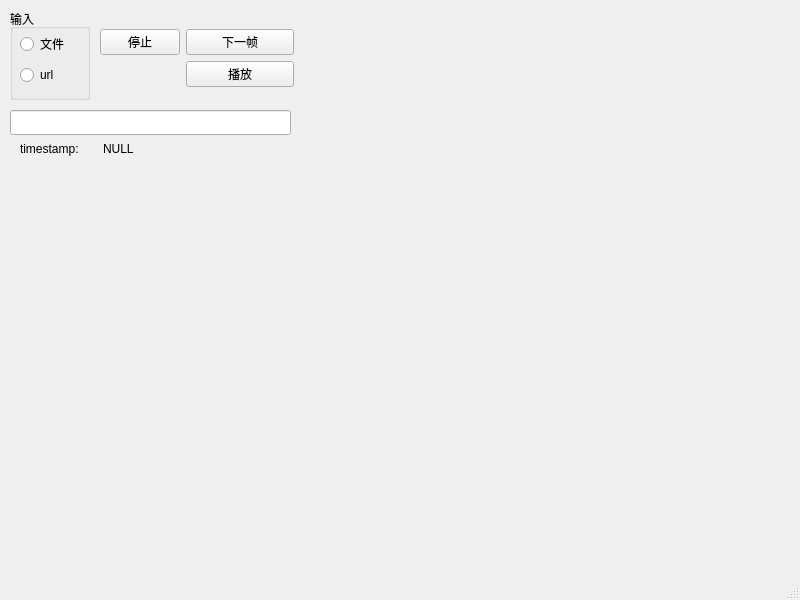
Qt form mainwindow.ui (githubchry/FFmpegDemo) before a commit.
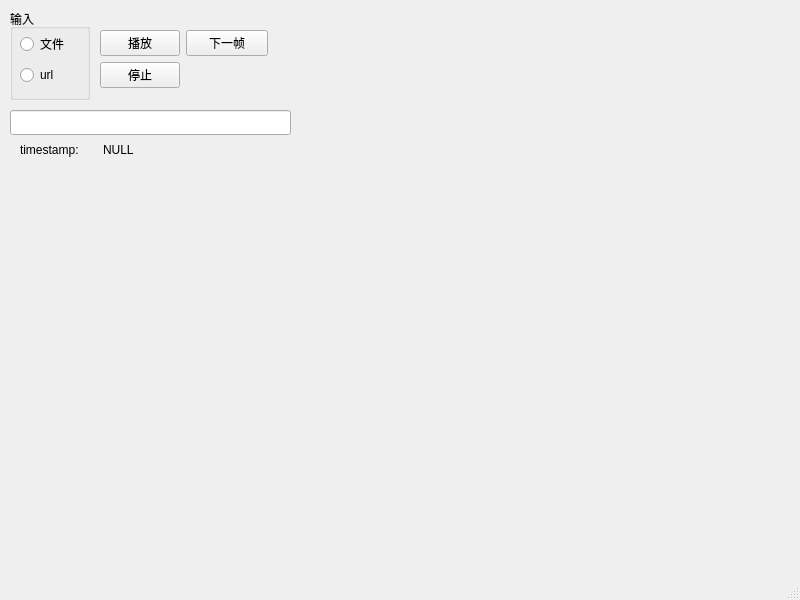
The same form after that commit.

Commit message: * 优化完善逐帧播放功能

```diff
--- a/mainwindow.ui
+++ b/mainwindow.ui
@@ -79,43 +79,10 @@
    <widget class="QWidget" name="layoutWidget">
     <property name="geometry">
      <rect>
-      <x>100</x>
-      <y>29</y>
-      <width>194</width>
-      <height>70</height>
-     </rect>
-    </property>
-    <layout class="QFormLayout" name="formLayout">
-     <item row="0" column="0">
-      <widget class="QPushButton" name="pbStop">
-       <property name="text">
-        <string>停止</string>
-       </property>
-      </widget>
-     </item>
-     <item row="0" column="1">
-      <widget class="QPushButton" name="pbNextFrame">
-       <property name="text">
-        <string>下一帧</string>
-       </property>
-      </widget>
-     </item>
-     <item row="1" column="1">
-      <widget class="QPushButton" name="pbPalyOrPause">
-       <property name="text">
-        <string>播放</string>
-       </property>
-      </widget>
-     </item>
-    </layout>
-   </widget>
-   <widget class="QWidget" name="">
-    <property name="geometry">
-     <rect>
       <x>20</x>
       <y>140</y>
       <width>160</width>
-      <height>17</height>
+      <height>19</height>
      </rect>
     </property>
     <layout class="QHBoxLayout" name="horizontalLayout">
@@ -135,6 +102,39 @@
      </item>
     </layout>
    </widget>
+   <widget class="QWidget" name="">
+    <property name="geometry">
+     <rect>
+      <x>100</x>
+      <y>30</y>
+      <width>168</width>
+      <height>70</height>
+     </rect>
+    </property>
+    <layout class="QFormLayout" name="formLayout">
+     <item row="0" column="0">
+      <widget class="QPushButton" name="pbPalyOrPause">
+       <property name="text">
+        <string>播放</string>
+       </property>
+      </widget>
+     </item>
+     <item row="0" column="1">
+      <widget class="QPushButton" name="pbNextFrame">
+       <property name="text">
+        <string>下一帧</string>
+       </property>
+      </widget>
+     </item>
+     <item row="1" column="0">
+      <widget class="QPushButton" name="pbStop">
+       <property name="text">
+        <string>停止</string>
+       </property>
+      </widget>
+     </item>
+    </layout>
+   </widget>
   </widget>
   <widget class="QStatusBar" name="statusbar"/>
  </widget>
```
The commit also changes 5 other files.
